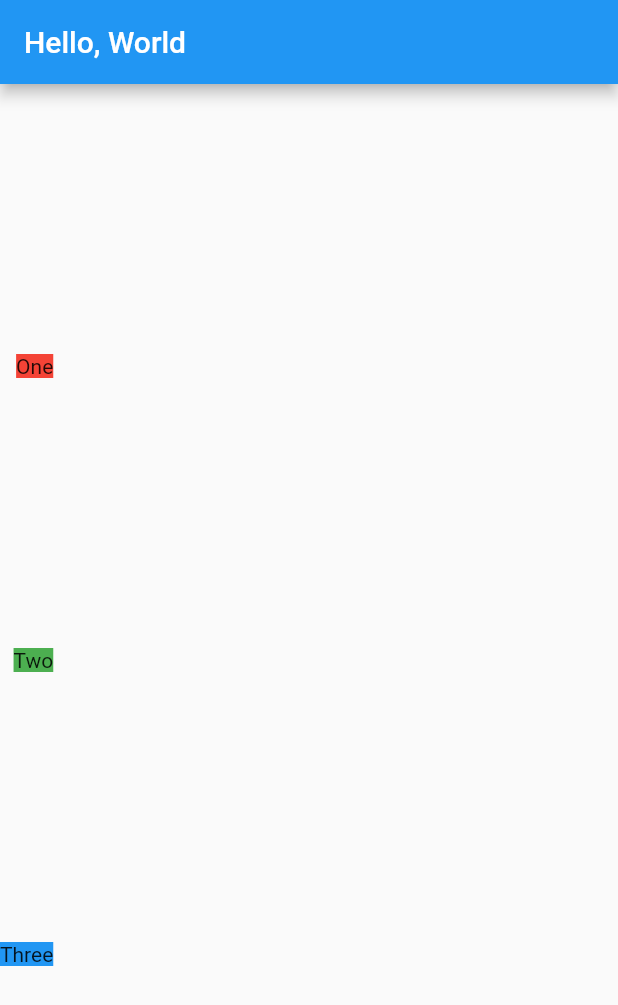
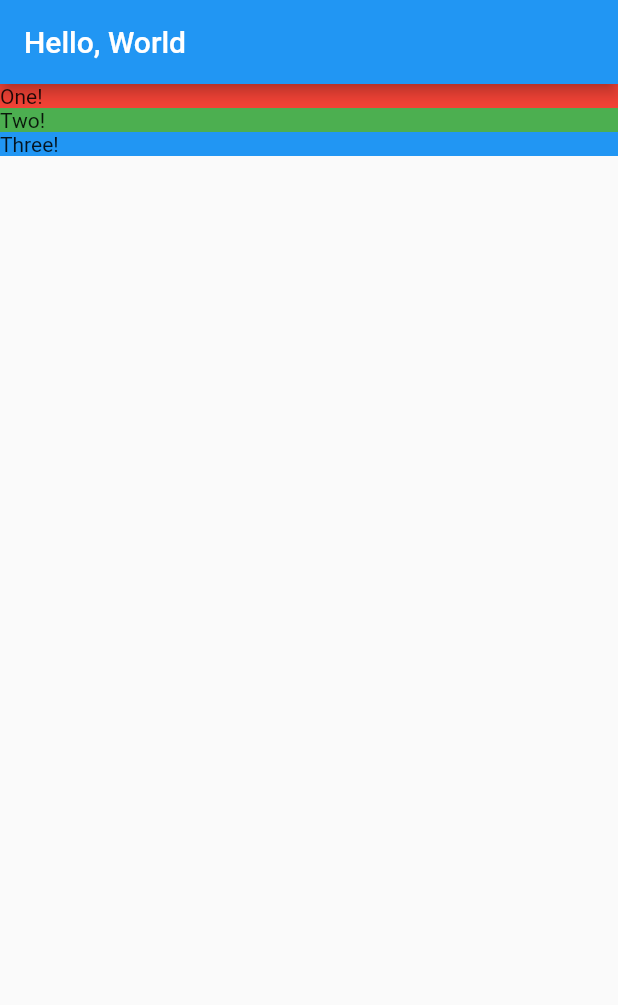
Before and after one commit to eosjrCode/Aprendizado-Flutter, a Flutter app: the screen it shows after launch, on a phone screen of 412 x 824 dp. Shown: the top 1005 px of the screen. Run offline on Flutter 3.47's test engine with Material 2 defaults, Android fonts, the light colour scheme and no system bars.

Commit message:
lesson03

```diff
--- /dev/null
+++ b/lib/location_detail.dart
@@ -0,0 +1,37 @@
+import 'package:flutter/material.dart';
+
+class LocationDetail extends StatelessWidget {
+  @override
+  Widget build(BuildContext context) {
+    //
+    //build contém a logica que o flutter precisa pra pintar os itens na tela
+    return Scaffold(
+        // o esqueleto onde todos os outros widgets vão aparecer
+        appBar: AppBar(
+            title: Text("Hello, World")), // uma barra de aplicativo comum
+        body: Column(
+          mainAxisAlignment:
+              MainAxisAlignment.start, // alinhamento do eixo Y do texto
+          crossAxisAlignment:
+              CrossAxisAlignment.stretch, //  alinhamento eixy x do texto
+          children: [
+            _section("One!", Colors.red),
+            _section("Two!", Colors.green),
+            _section("Three!", Colors.blue),
+          ],
+        ));
+  }
+
+  Widget _section(String title, Color color) {
+    return Container(
+      // em html seria um div, um widget em forma de bloco
+      decoration: BoxDecoration(
+        //permite especificar um parametro de cor de fundo do container
+        color:
+            color, // essa constante é pré definida quando compilamos o app, evitando computação em tempo de execução
+      ),
+
+      child: Text(title),
+    );
+  }
+}
```
Also changed, not shown: lib/main.dart (+2 -41 lines).
